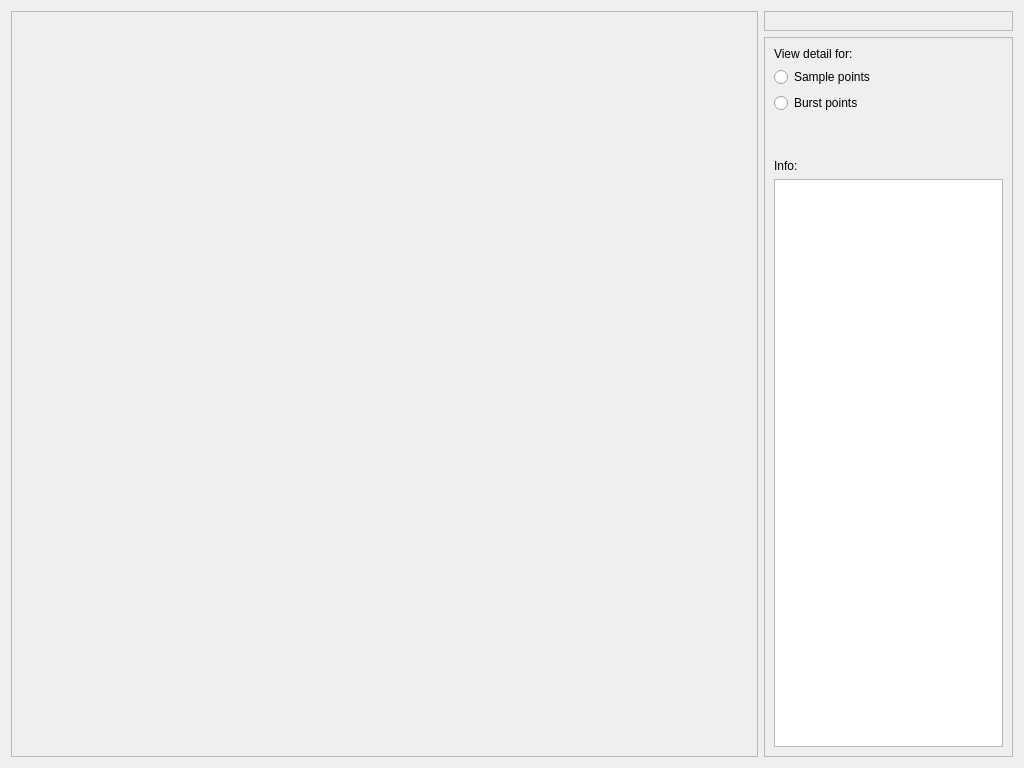
Qt form mayavi_win.ui (bcorfman/mixer) before a commit.
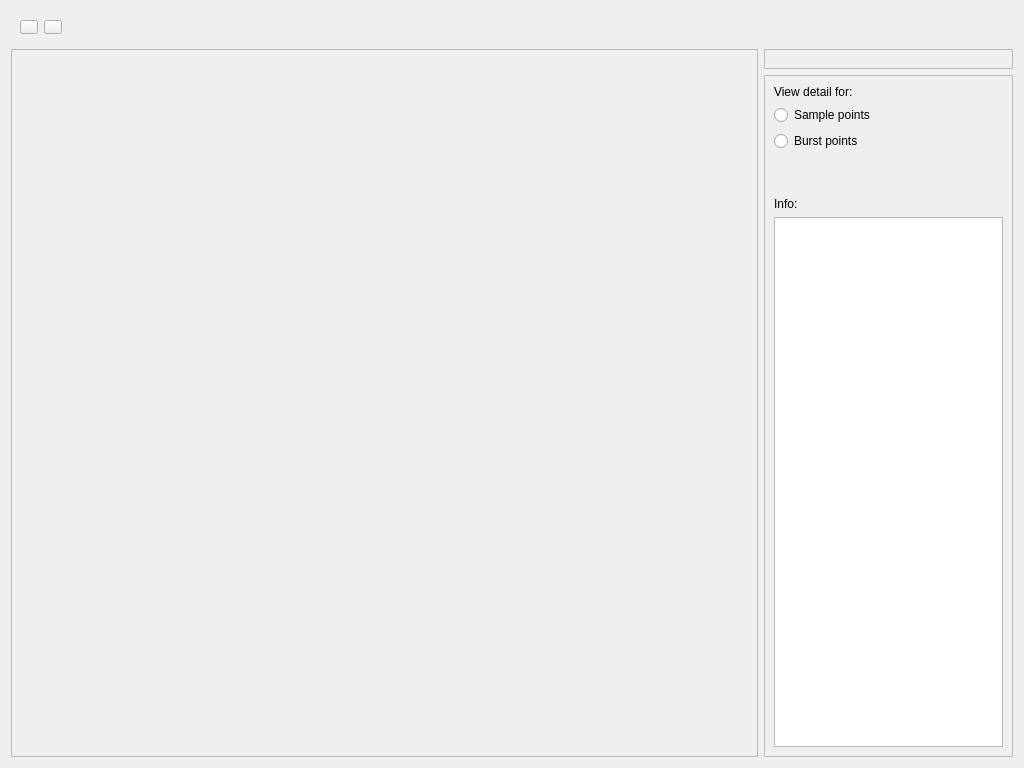
The same form after that commit. Icons and pictures are not drawn.

Commit message: Made toolbar for mayavi dialog

```diff
--- a/mayavi_win.ui
+++ b/mayavi_win.ui
@@ -14,7 +14,92 @@
    <string>Form</string>
   </property>
   <layout class="QGridLayout" name="gridLayout">
+   <item row="0" column="0" alignment="Qt::AlignLeft">
+    <widget class="QWidget" name="widget" native="true">
+     <property name="minimumSize">
+      <size>
+       <width>0</width>
+       <height>16</height>
+      </size>
+     </property>
+     <property name="maximumSize">
+      <size>
+       <width>16777215</width>
+       <height>32</height>
+      </size>
+     </property>
+     <layout class="QHBoxLayout" name="horizontalLayout">
+      <item>
+       <widget class="QPushButton" name="btnHome">
+        <property name="maximumSize">
+         <size>
+          <width>18</width>
+          <height>18</height>
+         </size>
+        </property>
+        <property name="text">
+         <string/>
+        </property>
+        <property name="icon">
+         <iconset>
+          <normaloff>house_16xLG.png</normaloff>house_16xLG.png</iconset>
+        </property>
+       </widget>
+      </item>
+      <item>
+       <widget class="QPushButton" name="btnSave">
+        <property name="maximumSize">
+         <size>
+          <width>18</width>
+          <height>18</height>
+         </size>
+        </property>
+        <property name="text">
+         <string/>
+        </property>
+        <property name="icon">
+         <iconset>
+          <normaloff>save_16xLG.png</normaloff>save_16xLG.png</iconset>
+        </property>
+       </widget>
+      </item>
+     </layout>
+    </widget>
+   </item>
+   <item row="1" column="0" rowspan="2">
+    <widget class="QFrame" name="frmMayavi">
+     <property name="sizePolicy">
+      <sizepolicy hsizetype="Preferred" vsizetype="Preferred">
+       <horstretch>3</horstretch>
+       <verstretch>0</verstretch>
+      </sizepolicy>
+     </property>
+     <property name="frameShape">
+      <enum>QFrame::StyledPanel</enum>
+     </property>
+     <property name="frameShadow">
+      <enum>QFrame::Raised</enum>
+     </property>
+    </widget>
+   </item>
    <item row="1" column="1">
+    <widget class="QFrame" name="frmAzimuth">
+     <property name="sizePolicy">
+      <sizepolicy hsizetype="Preferred" vsizetype="Preferred">
+       <horstretch>1</horstretch>
+       <verstretch>0</verstretch>
+      </sizepolicy>
+     </property>
+     <property name="frameShape">
+      <enum>QFrame::StyledPanel</enum>
+     </property>
+     <property name="frameShadow">
+      <enum>QFrame::Raised</enum>
+     </property>
+     <layout class="QGridLayout" name="gridLayout_3" rowstretch="0"/>
+    </widget>
+   </item>
+   <item row="2" column="1">
     <widget class="QFrame" name="frmDetail">
      <property name="sizePolicy">
       <sizepolicy hsizetype="Preferred" vsizetype="Preferred">
@@ -110,39 +195,6 @@
      </layout>
     </widget>
    </item>
-   <item row="0" column="1">
-    <widget class="QFrame" name="frmAzimuth">
-     <property name="sizePolicy">
-      <sizepolicy hsizetype="Preferred" vsizetype="Preferred">
-       <horstretch>1</horstretch>
-       <verstretch>0</verstretch>
-      </sizepolicy>
-     </property>
-     <property name="frameShape">
-      <enum>QFrame::StyledPanel</enum>
-     </property>
-     <property name="frameShadow">
-      <enum>QFrame::Raised</enum>
-     </property>
-     <layout class="QGridLayout" name="gridLayout_3" rowstretch="0"/>
-    </widget>
-   </item>
-   <item row="0" column="0" rowspan="2">
-    <widget class="QFrame" name="frmMayavi">
-     <property name="sizePolicy">
-      <sizepolicy hsizetype="Preferred" vsizetype="Preferred">
-       <horstretch>3</horstretch>
-       <verstretch>0</verstretch>
-      </sizepolicy>
-     </property>
-     <property name="frameShape">
-      <enum>QFrame::StyledPanel</enum>
-     </property>
-     <property name="frameShadow">
-      <enum>QFrame::Raised</enum>
-     </property>
-    </widget>
-   </item>
   </layout>
  </widget>
  <resources/>
```
The commit also changes 5 other files.
